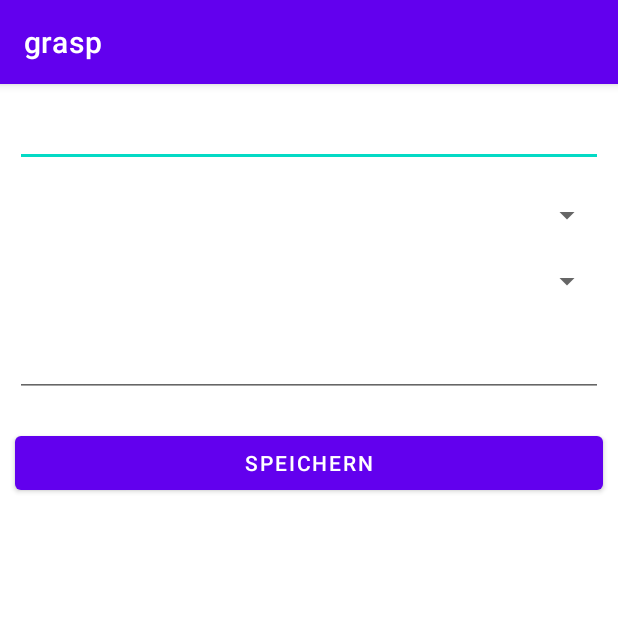
After one commit to jogger-joe/grasp, an Android app: the NewDataContainerActivity screen opened directly, with no data from a screen before it, on a phone screen of 412 x 824 dp, the top half of it. The commit adds this screen. Run offline under Robolectric (Android 15) with nearby library versions, the phone set to English and light mode, and no system bars.

Commit message:
basic implementation of adding datacontainer

```diff
--- a/app/src/main/AndroidManifest.xml
+++ b/app/src/main/AndroidManifest.xml
@@ -9,9 +9,11 @@
         android:roundIcon="@mipmap/ic_launcher_round"
         android:supportsRtl="true"
         android:theme="@style/Theme.Grasp">
-        <activity android:name=".view.MainActivity">
+        <activity android:name=".view.NewDataContainerActivity" />
+        <activity android:name=".view.ListDataContainerActivity">
             <intent-filter>
                 <action android:name="android.intent.action.MAIN" />
+
                 <category android:name="android.intent.category.LAUNCHER" />
             </intent-filter>
         </activity>
--- a/app/src/main/java/net/usemyskills/grasp/persistence/entity/DataContainer.java
+++ b/app/src/main/java/net/usemyskills/grasp/persistence/entity/DataContainer.java
@@ -24,6 +24,12 @@ public class DataContainer implements BaseDataContainer {
             entityColumn = "tagId"
     )
     private DataTag dataTag;
+
+    public DataContainer(Data data, DataTypeTag dataType, DataTag dataTag) {
+        this.data = data;
+        this.dataType = dataType;
+        this.dataTag = dataTag;
+    }
 
     @Override
     public int getId() {
--- a/app/src/main/java/net/usemyskills/grasp/view/DataContainerViewHolder.java
+++ b/app/src/main/java/net/usemyskills/grasp/view/DataContainerViewHolder.java
@@ -23,7 +23,7 @@ public class DataContainerViewHolder extends RecyclerView.ViewHolder {
 
     public static DataContainerViewHolder create(ViewGroup parent) {
         View view = LayoutInflater.from(parent.getContext())
-                .inflate(R.layout.recyclerview_item, parent, false);
+                .inflate(R.layout.data_container_item, parent, false);
         return new DataContainerViewHolder(view);
     }
 }
--- /dev/null
+++ b/app/src/main/java/net/usemyskills/grasp/view/NewDataContainerActivity.java
@@ -0,0 +1,53 @@
+package net.usemyskills.grasp.view;
+
+import androidx.appcompat.app.AppCompatActivity;
+
+import android.content.Intent;
+import android.os.Bundle;
+import android.text.TextUtils;
+import android.widget.Button;
+import android.widget.EditText;
+import android.widget.Spinner;
+
+import net.usemyskills.grasp.R;
+
+public class NewDataContainerActivity extends AppCompatActivity {
+
+    public static final String DATE_REPLY = "net.usemyskills.grasp.view.DATE_REPLY";
+    public static final String DATA_TYPE_TAG_REPLY = "net.usemyskills.grasp.view.DATA_TYPE_TAG_REPLY";
+    public static final String DATA_TAG_REPLY = "net.usemyskills.grasp.view.DATA_TAG_REPLY";
+    public static final String VALUE_REPLY = "net.usemyskills.grasp.view.VALUE_REPLY";
+
+    private EditText mDateView;
+    private Spinner mDataTypeTagView;
+    private Spinner mDataTagView;
+    private EditText mValueView;
+
+    @Override
+    public void onCreate(Bundle savedInstanceState) {
+        super.onCreate(savedInstanceState);
+        setContentView(R.layout.activity_new_data_container);
+        this.mDateView = findViewById(R.id.date);
+        this.mDataTypeTagView = findViewById(R.id.data_type_tag);
+        this.mDataTagView = findViewById(R.id.data_tag);
+        this.mValueView = findViewById(R.id.value);
+
+        final Button button = findViewById(R.id.button_save);
+        button.setOnClickListener(view -> {
+            Intent replyIntent = new Intent();
+            if (TextUtils.isEmpty(mDateView.getText()) ||
+                TextUtils.isEmpty(mValueView.getText()) ||
+                mDataTypeTagView.getSelectedItemId() == 0) {
+                setResult(RESULT_CANCELED, replyIntent);
+            } else {
+                replyIntent.putExtra(DATE_REPLY, mDateView.getText().toString());
+                replyIntent.putExtra(DATA_TYPE_TAG_REPLY, mDataTypeTagView.getSelectedItemId());
+                replyIntent.putExtra(DATA_TAG_REPLY, mDataTagView.getSelectedItemId());
+                replyIntent.putExtra(VALUE_REPLY, mValueView.getText().toString());
+                setResult(RESULT_OK, replyIntent);
+            }
+            finish();
+        });
+    }
+
+}
--- a/app/src/main/java/net/usemyskills/grasp/viewmodel/DataContainerViewModel.java
+++ b/app/src/main/java/net/usemyskills/grasp/viewmodel/DataContainerViewModel.java
@@ -5,7 +5,9 @@ import android.app.Application;
 import androidx.lifecycle.AndroidViewModel;
 import androidx.lifecycle.LiveData;
 
+import net.usemyskills.grasp.persistence.entity.Data;
 import net.usemyskills.grasp.persistence.entity.DataContainer;
+import net.usemyskills.grasp.persistence.entity.DataTypeTag;
 import net.usemyskills.grasp.persistence.repository.DataContainerRepository;
 
 import java.util.List;
@@ -22,7 +24,8 @@ public class DataContainerViewModel extends AndroidViewModel {
         this.dataContainers = dataContainerRepository.getAll();
     }
 
-    LiveData<List<DataContainer>> getAll() { return dataContainers; }
+    public LiveData<List<DataContainer>> getAll() { return dataContainers; }
 
     public void insert(DataContainer dataContainer) { dataContainerRepository.insert(dataContainer); }
+    public void insert(Data data) { dataContainerRepository.insert(data); }
 }
--- a/app/src/main/res/layout/activity_main.xml
+++ b/app/src/main/res/layout/activity_list_data_container.xml
@@ -5,13 +5,13 @@
     xmlns:tools="http://schemas.android.com/tools"
     android:layout_width="match_parent"
     android:layout_height="match_parent"
-    tools:context=".view.MainActivity">
+    tools:context=".view.ListDataContainerActivity">
 
     <androidx.recyclerview.widget.RecyclerView
-        android:id="@+id/recyclerview"
+        android:id="@+id/recyclerView"
         android:layout_width="0dp"
         android:layout_height="0dp"
-        tools:listitem="@layout/recyclerview_item"
+        tools:listitem="@layout/data_container_item"
         android:padding="@dimen/big_padding"
         app:layout_constraintBottom_toBottomOf="parent"
         app:layout_constraintLeft_toLeftOf="parent"
--- /dev/null
+++ b/app/src/main/res/layout/activity_new_data_container.xml
@@ -0,0 +1,39 @@
+<LinearLayout xmlns:android="http://schemas.android.com/apk/res/android"
+    android:orientation="vertical"
+    android:layout_width="match_parent"
+    android:layout_height="match_parent">
+
+    <EditText
+        android:id="@+id/date"
+        android:layout_width="match_parent"
+        android:layout_height="wrap_content"
+        android:layout_margin="@dimen/big_padding"
+        android:inputType="date" />
+
+    <Spinner
+        android:id="@+id/data_type_tag"
+        android:layout_width="match_parent"
+        android:layout_margin="@dimen/big_padding"
+        android:layout_height="wrap_content" />
+
+    <Spinner
+        android:id="@+id/data_tag"
+        android:layout_width="match_parent"
+        android:layout_margin="@dimen/big_padding"
+        android:layout_height="wrap_content" />
+
+    <EditText
+        android:id="@+id/value"
+        android:layout_width="match_parent"
+        android:layout_height="wrap_content"
+        android:inputType="numberDecimal"
+        android:layout_margin="@dimen/big_padding"/>
+
+    <Button
+        android:id="@+id/button_save"
+        android:layout_width="match_parent"
+        android:layout_height="wrap_content"
+        android:text="@string/button_save"
+        android:layout_margin="@dimen/big_padding" />
+
+</LinearLayout>
--- a/app/src/main/res/layout/recyclerview_item.xml
+++ b/app/src/main/res/layout/data_container_item.xml
@@ -7,6 +7,5 @@
     <TextView
         android:id="@+id/textView"
         android:layout_width="match_parent"
-        android:layout_height="wrap_content"
-        android:background="@android:color/holo_orange_light" />
+        android:layout_height="wrap_content" />
 </LinearLayout>
--- a/app/src/main/res/values/strings.xml
+++ b/app/src/main/res/values/strings.xml
@@ -1,4 +1,6 @@
 <resources>
     <string name="app_name">grasp</string>
     <string name="add">hinzufügen</string>
+    <string name="button_save">speichern</string>
+    <string name="empty_not_saved">feld ist leer - speichern abgebrochen</string>
 </resources>
--- a/build.gradle
+++ b/build.gradle
@@ -5,7 +5,7 @@ buildscript {
         mavenCentral()
     }
     dependencies {
-        classpath "com.android.tools.build:gradle:4.2.0"
+        classpath "com.android.tools.build:gradle:4.2.1"
 
         // NOTE: Do not place your application dependencies here; they belong
         // in the individual module build.gradle files
@@ -16,7 +16,6 @@ allprojects {
     repositories {
         google()
         mavenCentral()
-        jcenter() // Warning: this repository is going to shut down soon
     }
 }
 
```
Also changed, not shown: app/src/main/java/net/usemyskills/grasp/persistence/entity/Data.java (+9 -0 lines), app/src/main/java/net/usemyskills/grasp/persistence/repository/DataContainerRepository.java (+8 -0 lines), app/src/main/java/net/usemyskills/grasp/view/ListDataContainerActivity.java (added, +76 -0 lines), app/src/main/java/net/usemyskills/grasp/view/MainActivity.java (deleted, +0 -25 lines).
